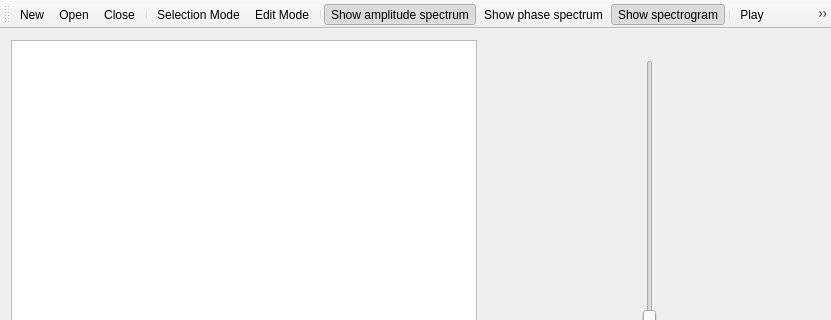
Qt form src/wmainwindow.ui (gillesdegottex/dfasma) before a commit; both pictures show x 0 to 831 and y 0 to 320 of the 831 by 713 pixel window.
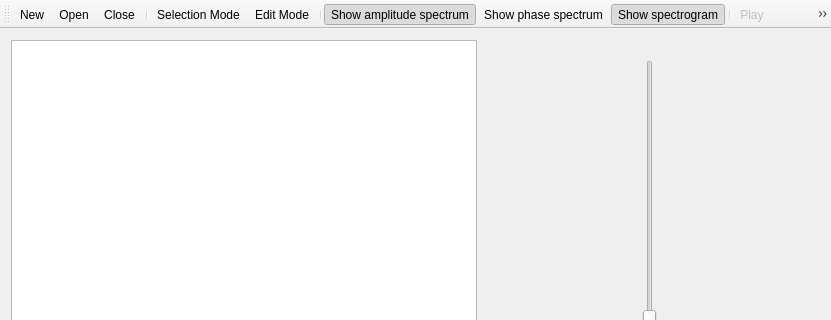
The same form after that commit. Icons and pictures are not drawn.

Diff of the .ui file:
```diff
--- a/src/wmainwindow.ui
+++ b/src/wmainwindow.ui
@@ -705,6 +705,9 @@
    </property>
   </action>
   <action name="actionPlay">
+   <property name="enabled">
+    <bool>false</bool>
+   </property>
    <property name="text">
     <string>Play</string>
    </property>
```
